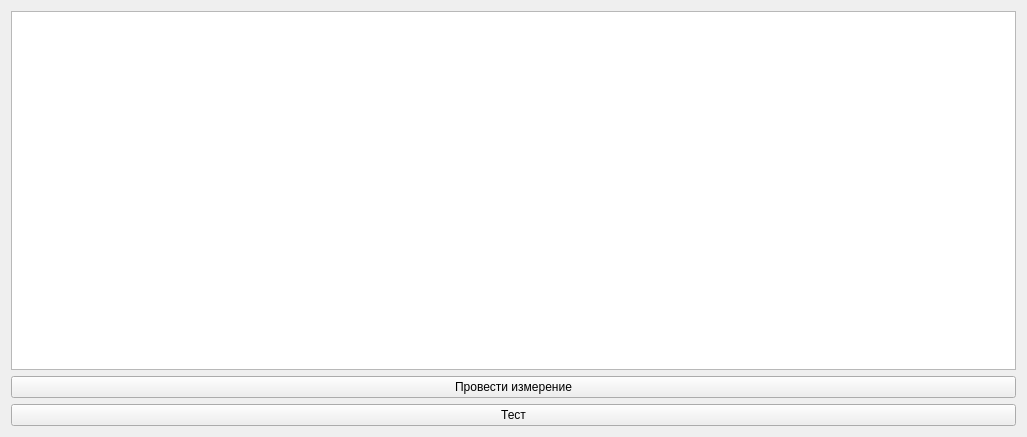
Before: the Qt Designer form widget.ui in krang4d/Agrekola, drawn with Qt 5.
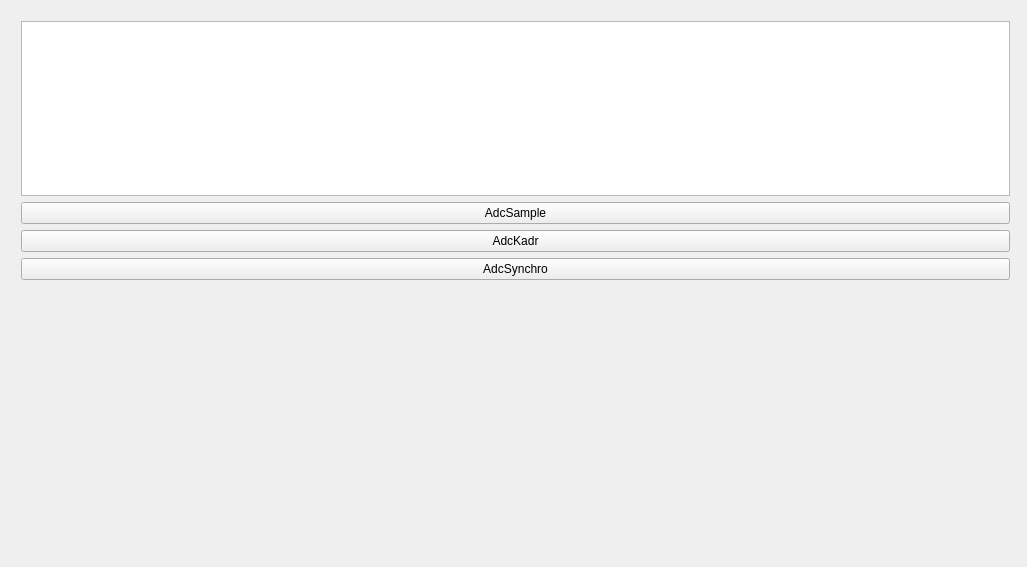
After: the same form once the commit is applied. Custom widgets are drawn as their Qt base class.

Patch:
```diff
--- a/widget.ui
+++ b/widget.ui
@@ -7,12 +7,21 @@
     <x>0</x>
     <y>0</y>
     <width>1027</width>
-    <height>437</height>
+    <height>567</height>
    </rect>
   </property>
   <property name="windowTitle">
    <string>Widget</string>
   </property>
+  <widget class="QWidget" name="layoutWidget">
+   <property name="geometry">
+    <rect>
+     <x>10</x>
+     <y>10</y>
+     <width>1011</width>
+     <height>281</height>
+    </rect>
+   </property>
   <layout class="QVBoxLayout" name="verticalLayout">
    <item>
     <widget class="QTextEdit" name="textEdit">
@@ -30,20 +39,46 @@
    <item>
     <widget class="QPushButton" name="btnMes">
      <property name="text">
-      <string>Провести измерение</string>
+       <string>AdcSample</string>
      </property>
     </widget>
    </item>
    <item>
     <widget class="QPushButton" name="btnTest">
      <property name="text">
-      <string>Тест</string>
+       <string>AdcKadr</string>
+      </property>
+     </widget>
+    </item>
+    <item>
+     <widget class="QPushButton" name="AdcSynchro">
+      <property name="text">
+       <string>AdcSynchro</string>
      </property>
     </widget>
    </item>
   </layout>
  </widget>
+  <widget class="RealtimeDemo" name="plotRt" native="true">
+   <property name="geometry">
+    <rect>
+     <x>19</x>
+     <y>309</y>
+     <width>991</width>
+     <height>241</height>
+    </rect>
+   </property>
+  </widget>
+ </widget>
  <layoutdefault spacing="6" margin="11"/>
+ <customwidgets>
+  <customwidget>
+   <class>RealtimeDemo</class>
+   <extends>QWidget</extends>
+   <header location="global">realtimedemo.h</header>
+   <container>1</container>
+  </customwidget>
+ </customwidgets>
  <resources/>
  <connections/>
 </ui>
```
Left out of the diff: 4 changed lines with no effect on the pictures. Lines whose indentation alone changed are shown as unchanged.
